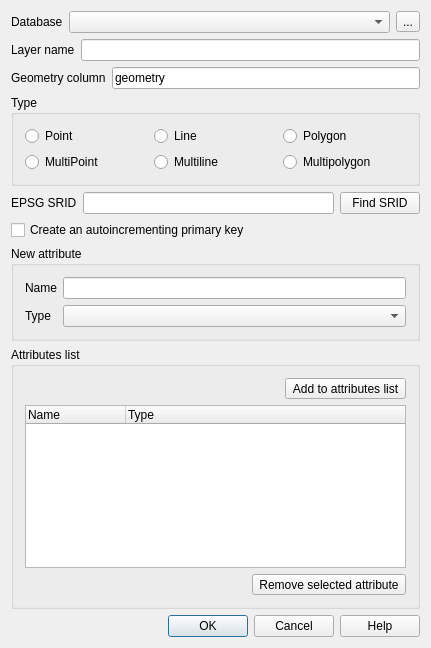
Before: the Qt Designer form qgis/src/ui/qgsnewspatialitelayerdialogbase.ui in sourcepole/qgis, drawn with Qt 5.
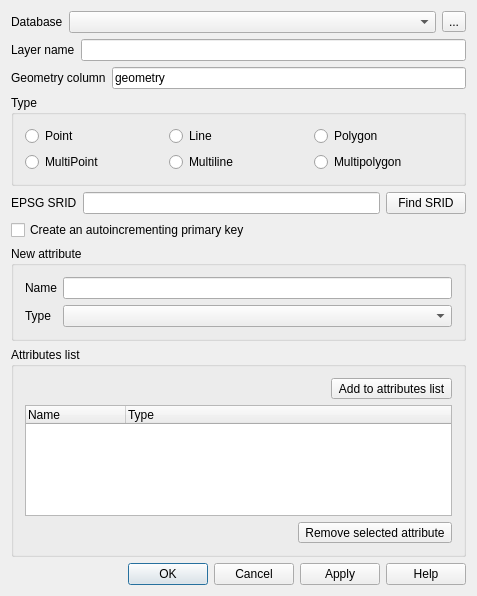
After: the same form once the commit is applied. Icons and pictures are not drawn.

Commit message: allow creation of multiple layers in spatialite creation dialog

Patch:
```diff
--- a/qgis/src/ui/qgsnewspatialitelayerdialogbase.ui
+++ b/qgis/src/ui/qgsnewspatialitelayerdialogbase.ui
@@ -6,8 +6,8 @@
    <rect>
     <x>0</x>
     <y>0</y>
-    <width>431</width>
-    <height>648</height>
+    <width>477</width>
+    <height>596</height>
    </rect>
   </property>
   <property name="sizePolicy">
@@ -413,7 +413,7 @@
       <enum>Qt::Horizontal</enum>
      </property>
      <property name="standardButtons">
-      <set>QDialogButtonBox::Cancel|QDialogButtonBox::Help|QDialogButtonBox::Ok</set>
+      <set>QDialogButtonBox::Cancel|QDialogButtonBox::Help|QDialogButtonBox::Ok|QDialogButtonBox::Apply</set>
      </property>
     </widget>
    </item>
```
Left out of the diff: 27 changed lines with no effect on the pictures. The commit also changes 5 other files.
